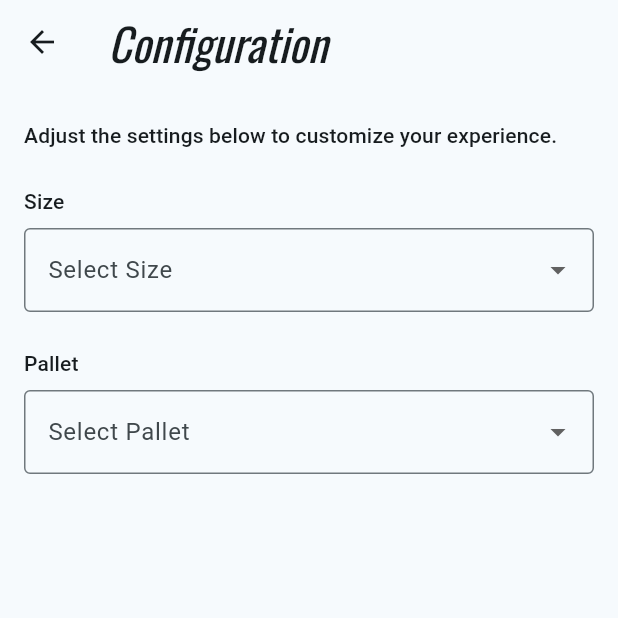
After one commit to mmoscosodcl/3479A321_202502, a Flutter app: the ConfigurationScreen screen opened directly, on a phone screen of 412 x 824 dp, the top half of it. The commit adds this screen. Run offline on Flutter 3.47's test engine with Material 3 defaults, Android fonts, the phone set to English and light mode, and no system bars; our stand-ins replace google_fonts, logger.

Commit message:
Provider, configuration and pixel screen

```diff
--- /dev/null
+++ b/lib/providers/config_provider.dart
@@ -0,0 +1,15 @@
+
+
+import 'package:flutter/material.dart';
+
+class ConfigurationData extends ChangeNotifier {
+ int _size = 0;
+
+ int get size => _size;
+
+ void setSize(sizeParam) {
+   _size = sizeParam;
+   notifyListeners();
+ }
+
+}
--- /dev/null
+++ b/lib/screens/configuration.dart
@@ -0,0 +1,72 @@
+import 'package:flutter/material.dart';
+import 'package:playground_2502/providers/config_provider.dart';
+import 'package:provider/provider.dart';
+
+class ConfigurationScreen extends StatelessWidget {
+  @override
+  Widget build(BuildContext context) {
+    return Scaffold(
+      appBar: AppBar(
+        title: Text('Configuration'),
+      ),
+      body: Padding(
+        padding: const EdgeInsets.all(16.0),
+        child: Column(
+          crossAxisAlignment: CrossAxisAlignment.start,
+          children: [
+            SizedBox(height: 8),
+            Text(
+              'Adjust the settings below to customize your experience.',
+              style: Theme.of(context).textTheme.titleSmall,
+            ),
+            SizedBox(height: 24),
+            // Size Option
+            Text(
+              'Size',
+              style: Theme.of(context).textTheme.titleSmall,
+            ),
+            SizedBox(height: 8),
+            DropdownButtonFormField<String>(
+              decoration: InputDecoration(
+                border: OutlineInputBorder(),
+                labelText: 'Select Size',
+              ),
+              items: ['16', '18', '20', '22', '24']
+                  .map((size) => DropdownMenuItem(
+                        value: size,
+                        child: Text(size),
+                      ))
+                  .toList(),
+              onChanged: (value) {
+                // Handle size selection
+                context.read<ConfigurationData>().setSize(int.parse(value!));
+              },
+            ),
+            SizedBox(height: 24),
+            // Pallet Option
+            Text(
+              'Pallet',
+              style: Theme.of(context).textTheme.titleSmall,
+            ),
+            SizedBox(height: 8),
+            DropdownButtonFormField<String>(
+              decoration: InputDecoration(
+                border: OutlineInputBorder(),
+                labelText: 'Select Pallet',
+              ),
+              items: ['Light', 'Dark', 'Colorful']
+                  .map((pallet) => DropdownMenuItem(
+                        value: pallet,
+                        child: Text(pallet),
+                      ))
+                  .toList(),
+              onChanged: (value) {
+                // Handle pallet selection
+              },
+            ),
+          ],
+        ),
+      ),
+    );
+  }
+}
--- a/pubspec.yaml
+++ b/pubspec.yaml
@@ -36,6 +36,7 @@ dependencies:
   cupertino_icons: ^1.0.8
   logger: ^2.6.1
   google_fonts: ^6.3.0
+  provider: ^6.1.5+1
 
 dev_dependencies:
   flutter_test:
```
Also changed, not shown: lib/main.dart (+7 -6 lines), lib/screens/my_home_page.dart (+29 -2 lines), lib/screens/pixel_art.dart (added, +74 -0 lines), pubspec.lock.
